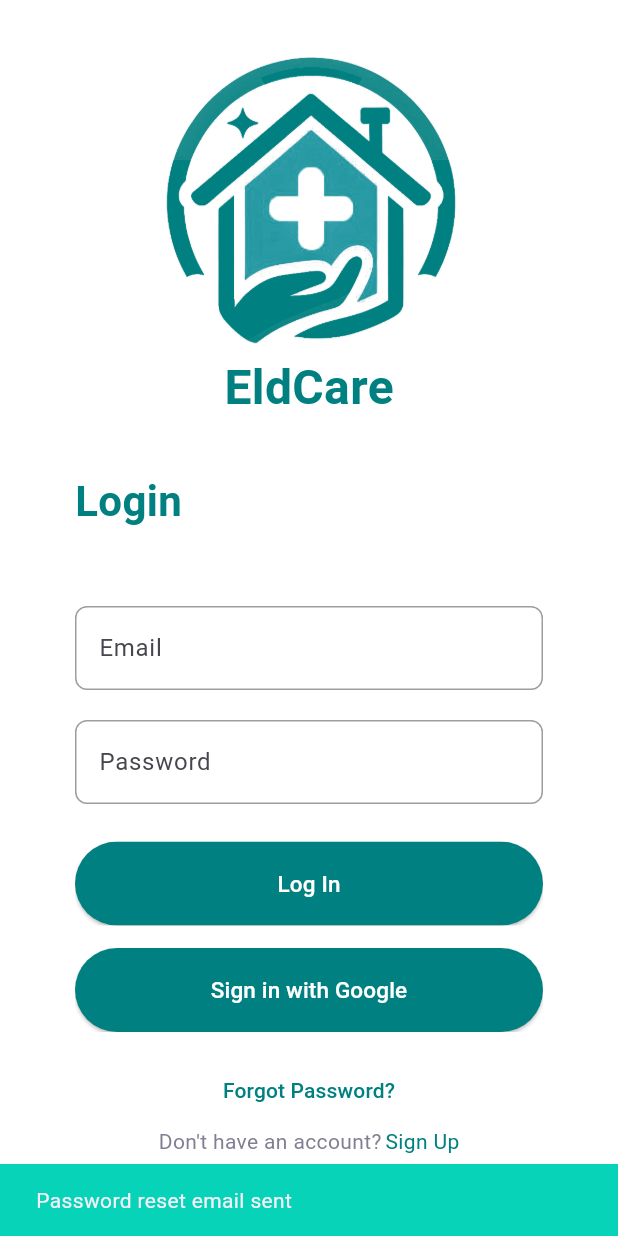
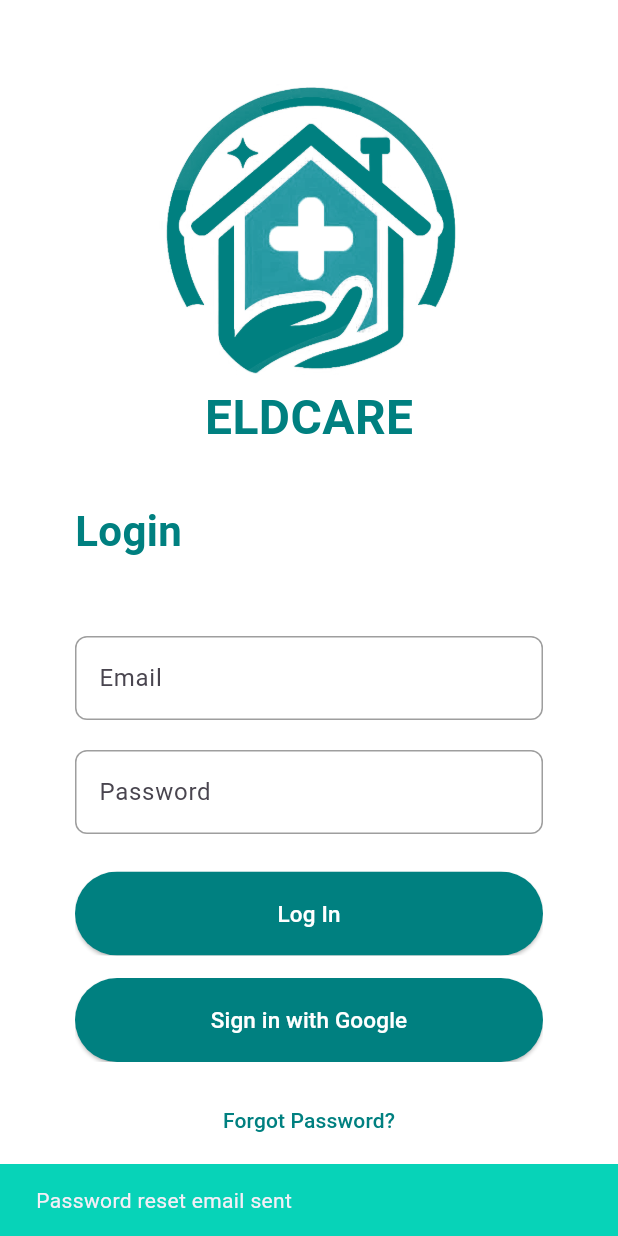
Before and after one commit to bibindaniel/EldCare, a Flutter app: the screen it shows after launch, after a tap on "Sign in with Google", on a phone screen of 412 x 824 dp. Run offline on Flutter 3.47's test engine with Material 3 defaults, Android fonts, the phone set to English and light mode, and no system bars; our stand-ins replace cloud_firestore, equatable, firebase_auth, firebase_core, flutter_bloc, google_sign_in; accounts and stored records are empty; network calls fail; Roboto replaces fonts that are missing (Poppins).

```diff
--- a/lib/core/theme/colors.dart
+++ b/lib/core/theme/colors.dart
@@ -6,3 +6,4 @@ const Color kSurfaceColor = Color(0xFFF5F5DC); // Light Beige
 const Color kDarkTeal = Color(0xFF004C4C); // Dark Teal
 const Color kLightGrey = Color(0xFF837E93); // Light Grey
 const Color kSucessColor = Color.fromARGB(255, 7, 211, 184);
+const Color kTextColor = Color(0xFF004C4C); // Light Beige
--- a/lib/core/theme/font.dart
+++ b/lib/core/theme/font.dart
@@ -16,6 +16,18 @@ class AppFonts {
     fontWeight: FontWeight.bold,
     color: Colors.white,
   );
+  static const TextStyle headline3 = TextStyle(
+    fontFamily: _fontFamily,
+    fontSize: 24,
+    fontWeight: FontWeight.bold,
+    color: Colors.white,
+  );
+  static const TextStyle headline2 = TextStyle(
+    fontFamily: _fontFamily,
+    fontSize: 28,
+    fontWeight: FontWeight.bold,
+    color: Colors.white,
+  );
   static const TextStyle tagline = TextStyle(
     fontFamily: _fontFamily,
     fontSize: 32,
@@ -23,18 +35,17 @@ class AppFonts {
     color: Colors.black,
   );
 
-  static const TextStyle headline2 = TextStyle(
-    fontFamily: _fontFamily,
-    fontSize: 28,
-    fontWeight: FontWeight.bold,
-    color: kPrimaryColor,
-  );
-
   static const TextStyle bodyText1 = TextStyle(
     fontFamily: _fontFamily,
-    fontSize: 16,
-    fontWeight: FontWeight.normal,
-    color: Colors.black,
+    fontSize: 20,
+    fontWeight: FontWeight.w600,
+    color: Colors.white,
+  );
+  static const TextStyle coloredbodyText1 = TextStyle(
+    fontFamily: _fontFamily,
+    fontSize: 20,
+    fontWeight: FontWeight.w600,
+    color: Color(0xFF004C4C),
   );
 
   static const TextStyle bodyText2 = TextStyle(
--- a/lib/presentation/blocs/auth/auth_bloc.dart
+++ b/lib/presentation/blocs/auth/auth_bloc.dart
@@ -1,3 +1,4 @@
+import 'package:cloud_firestore/cloud_firestore.dart';
 import 'package:flutter_bloc/flutter_bloc.dart';
 import 'package:firebase_auth/firebase_auth.dart';
 import 'package:google_sign_in/google_sign_in.dart';
@@ -34,9 +35,31 @@ class AuthBloc extends Bloc<AuthEvent, AuthState> {
         email: event.email,
         password: event.password,
       );
-      emit(Authenticated(userCredential.user!));
+
+      // Check if user data exists in Firestore
+      final userDoc = await FirebaseFirestore.instance
+          .collection('users')
+          .doc(userCredential.user!.uid)
+          .get();
+
+      if (userDoc.exists) {
+        // Check if additional details are needed (e.g., role is not selected)
+        final userData = userDoc.data()!;
+        if (userData['role'] == -1) {
+          // Role selection is needed, emit RoleSelectionNeeded
+          emit(RoleSelectionNeeded(userCredential.user!));
+        } else {
+          // User authenticated with all details present
+          emit(Authenticated(userCredential.user!));
+        }
+      } else {
+        // Handle scenario where user document doesn't exist (shouldn't happen on login)
+        emit(const AuthError('User data not found'));
+      }
     } on FirebaseAuthException catch (e) {
       emit(AuthError(e.message ?? 'An error occurred'));
+    } catch (e) {
+      emit(const AuthError('An unexpected error occurred'));
     }
   }
 
@@ -48,10 +71,24 @@ class AuthBloc extends Bloc<AuthEvent, AuthState> {
         email: event.email,
         password: event.password,
       );
+
       await userCredential.user?.updateDisplayName(event.name);
-      emit(Authenticated(userCredential.user!));
+
+      // Store basic user data in Firestore
+      await FirebaseFirestore.instance
+          .collection('users')
+          .doc(userCredential.user!.uid)
+          .set({
+        'email': event.email,
+        'name': event.name,
+        'role': -1,
+      });
+
+      emit(RoleSelectionNeeded(userCredential.user!));
     } on FirebaseAuthException catch (e) {
-      emit(AuthError(e.message ?? 'An error occurred'));
+      emit(AuthError(e.message ?? 'An error occurred during registration'));
+    } catch (e) {
+      emit(const AuthError('An unexpected error occurred'));
     }
   }
 
@@ -64,15 +101,37 @@ class AuthBloc extends Bloc<AuthEvent, AuthState> {
         emit(Unauthenticated());
         return;
       }
+
       final GoogleSignInAuthentication googleAuth =
           await googleUser.authentication;
       final AuthCredential credential = GoogleAuthProvider.credential(
         accessToken: googleAuth.accessToken,
         idToken: googleAuth.idToken,
       );
+
       UserCredential userCredential =
           await _auth.signInWithCredential(credential);
-      emit(Authenticated(userCredential.user!));
+
+      // Check if user data exists in Firestore
+      final userDoc = await FirebaseFirestore.instance
+          .collection('users')
+          .doc(userCredential.user!.uid)
+          .get();
+
+      if (userDoc.exists) {
+        // User data exists, emit authenticated state
+        emit(Authenticated(userCredential.user!));
+      } else {
+        await FirebaseFirestore.instance
+            .collection('users')
+            .doc(userCredential.user!.uid)
+            .set({
+          'email': userCredential.user!.email,
+          'name': userCredential.user!.displayName,
+          'role': -1,
+        });
+        emit(RoleSelectionNeeded(userCredential.user!));
+      }
     } catch (e) {
       emit(AuthError(e.toString()));
     }
--- a/lib/presentation/blocs/auth/auth_state.dart
+++ b/lib/presentation/blocs/auth/auth_state.dart
@@ -31,3 +31,12 @@ class AuthError extends AuthState {
   @override
   List<Object> get props => [message];
 }
+
+class RoleSelectionNeeded extends AuthState {
+  final User user;
+
+  const RoleSelectionNeeded(this.user);
+
+  @override
+  List<Object?> get props => [user];
+}
--- a/lib/presentation/screens/login & singup/login_screen.dart
+++ b/lib/presentation/screens/login & singup/login_screen.dart
@@ -1,6 +1,7 @@
 import 'package:eldcare/presentation/blocs/auth/auth_bloc.dart';
 import 'package:eldcare/presentation/blocs/auth/auth_event.dart';
 import 'package:eldcare/presentation/blocs/auth/auth_state.dart';
+import 'package:eldcare/presentation/screens/login%20&%20singup/rolesection/roleselection_screen.dart';
 import 'package:flutter/material.dart';
 import 'package:eldcare/core/theme/colors.dart';
 import 'package:eldcare/core/theme/font.dart';
@@ -73,6 +74,12 @@ class LoginScreen extends StatelessWidget {
       listener: (context, state) {
         if (state is Authenticated) {
           Navigator.of(context).pushReplacementNamed('/home');
+        } else if (state is RoleSelectionNeeded) {
+          Navigator.of(context).pushReplacement(
+            MaterialPageRoute(
+              builder: (context) => RoleSelectionScreen(userId: state.user.uid),
+            ),
+          );
         } else if (state is AuthError) {
           ScaffoldMessenger.of(context).showSnackBar(
             SnackBar(
@@ -102,14 +109,14 @@ class LoginScreen extends StatelessWidget {
                     child: Center(
                       child: Column(
                         children: [
-                          const SizedBox(height: 20),
+                          const SizedBox(height: 40),
                           Image.asset(
                             "assets/images/icons/eldcare.png",
                             height: 200,
                             width: 200,
                           ),
                           const Text(
-                            "EldCare",
+                            "ELDCARE",
                             style: AppFonts.headline1,
                           )
                         ],
--- a/pubspec.yaml
+++ b/pubspec.yaml
@@ -40,6 +40,7 @@ dependencies:
   flutter_bloc: ^8.1.6
   google_sign_in: ^6.2.1
   equatable: ^2.0.5
+  cloud_firestore: ^5.0.2
 
 dev_dependencies:
   flutter_test:
```
Also changed, not shown: lib/core/theme/routes/myroutes.dart (+7 -0 lines), lib/presentation/screens/login & singup/register_screen.dart (+9 -2 lines), lib/presentation/screens/login & singup/rolesection/elderlyuser.dart (added, +179 -0 lines), lib/presentation/screens/login & singup/rolesection/roleselection_screen.dart (added, +156 -0 lines), pubspec.lock, 4 other files.
